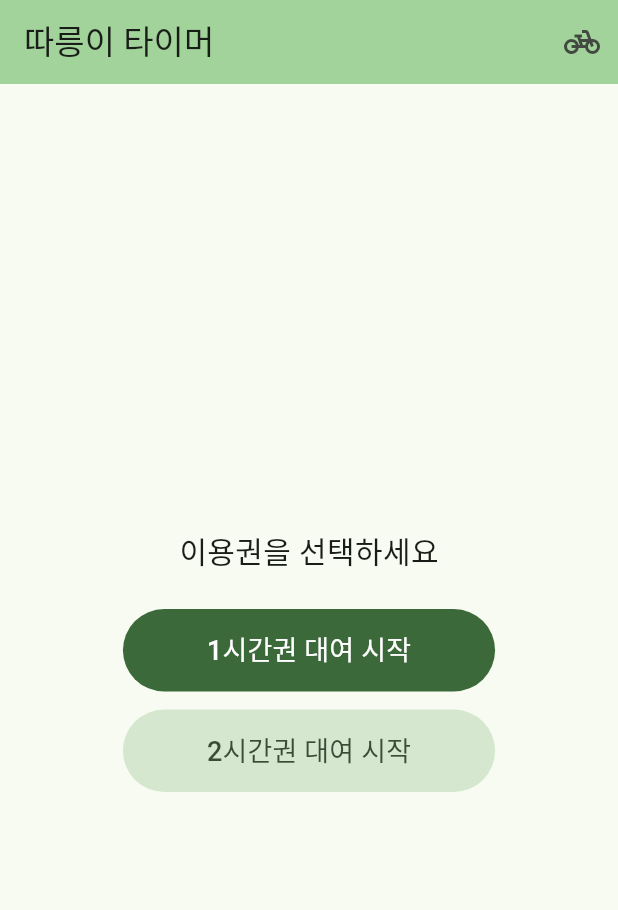
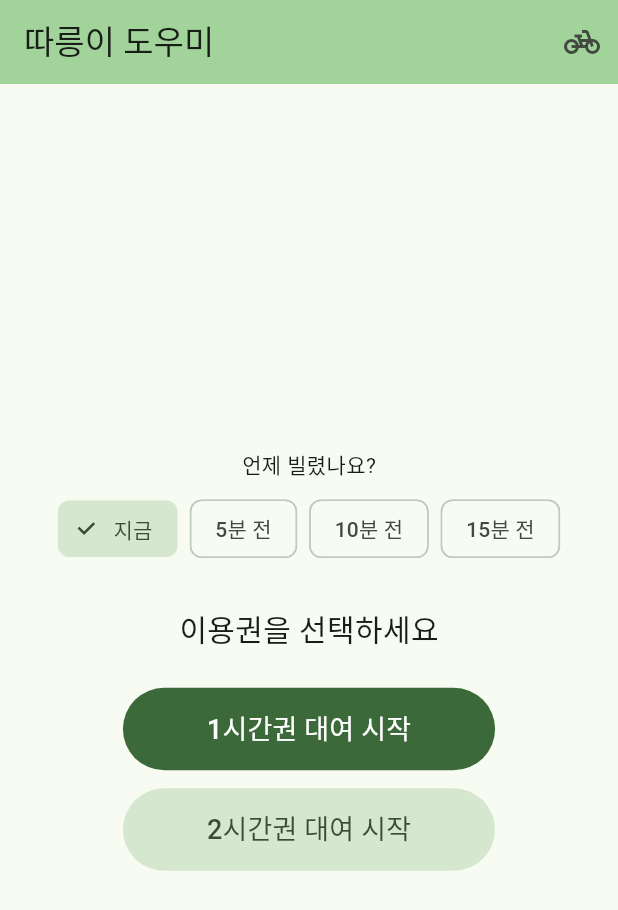
Before and after one commit to sooya8922/ttareungi, a Flutter app: the screen it shows after launch, after a tap on "1시간권 대여 시작", after a tap on "반납하기", on a phone screen of 412 x 824 dp. Shown: the top 910 px of the screen. Run offline on Flutter 3.47's test engine with Material 3 defaults, Android fonts, the phone set to English and light mode, and no system bars; our stand-ins replace flutter_local_notifications, flutter_map, geolocator, latlong2, shared_preferences, timezone.

Commit message:
feat: 지도 마커 개선(파랑+대수) · 네이버→카카오→구글 길찾기 · 대여시각 보정 · CI 릴리스
- 지도 마커: OSM 초록 지형에 묻히던 초록 아이콘 → 파랑 원형 + 자전거 대수 숫자, 0대는 회색
- '반납 가능' 필터에서는 빈 거치대 수를 주황으로 표시 + 범례 추가
- 길찾기: 네이버지도 → 카카오맵 → 구글맵 순 (AndroidManifest queries로 설치 감지)
- 타이머: '언제 빌렸나요?'(지금/5/10/15분 전) 대여 시각 소급 보정
- CI: push하면 APK/AAB 빌드 후 GitHub Release 자동 첨부 (고정 업로드키 서명)

```diff
--- a/lib/main.dart
+++ b/lib/main.dart
@@ -57,7 +57,7 @@
   @override
   Widget build(BuildContext context) {
     return MaterialApp(
-      title: '따릉이 타이머',
+      title: '따릉이 도우미',
       theme: ThemeData(
         colorScheme: ColorScheme.fromSeed(seedColor: Colors.green),
         useMaterial3: true,
@@ -79,6 +79,9 @@
   Duration _limit = Duration.zero;
   Timer? _ticker;
   Duration _remaining = Duration.zero;
+
+  // 자전거를 빌린 뒤 앱을 늦게 켜면 타이머가 그만큼 어긋난다. 대여 시각을 소급 보정.
+  int _startedAgoMin = 0;
 
   static const _kStart = 'start_ms';
   static const _kLimit = 'limit_sec';
@@ -112,15 +115,16 @@
   }
 
   Future<void> _startRental(Duration limit) async {
-    final now = DateTime.now();
-    final deadline = now.add(limit);
+    final start =
+        DateTime.now().subtract(Duration(minutes: _startedAgoMin));
+    final deadline = start.add(limit);
     setState(() {
-      _startTime = now;
+      _startTime = start;
       _limit = limit;
     });
 
     final prefs = await SharedPreferences.getInstance();
-    await prefs.setInt(_kStart, now.millisecondsSinceEpoch);
+    await prefs.setInt(_kStart, start.millisecondsSinceEpoch);
     await prefs.setInt(_kLimit, limit.inSeconds);
 
     await _notif.cancelAll();
@@ -141,6 +145,7 @@
     await prefs.remove(_kStart);
     await prefs.remove(_kLimit);
     await _notif.cancelAll();
+    setState(() => _startedAgoMin = 0);
   }
 
   @override
@@ -166,7 +171,7 @@
     return Scaffold(
       appBar: AppBar(
         backgroundColor: Theme.of(context).colorScheme.inversePrimary,
-        title: const Text('따릉이 타이머'),
+        title: const Text('따릉이 도우미'),
         actions: [
           IconButton(
             icon: const Icon(Icons.pedal_bike),
@@ -184,10 +189,45 @@
     );
   }
 
+  Widget _agoChips() {
+    Widget chip(int min, String label) => ChoiceChip(
+          label: Text(label),
+          selected: _startedAgoMin == min,
+          onSelected: (_) => setState(() => _startedAgoMin = min),
+        );
+
+    return Column(
+      children: [
+        const Text('언제 빌렸나요?', style: TextStyle(fontSize: 14)),
+        const SizedBox(height: 8),
+        Wrap(
+          spacing: 8,
+          alignment: WrapAlignment.center,
+          children: [
+            chip(0, '지금'),
+            chip(5, '5분 전'),
+            chip(10, '10분 전'),
+            chip(15, '15분 전'),
+          ],
+        ),
+        if (_startedAgoMin > 0)
+          Padding(
+            padding: const EdgeInsets.only(top: 8),
+            child: Text(
+              '대여 시각을 ${_clock(DateTime.now().subtract(Duration(minutes: _startedAgoMin)))}로 계산해요',
+              style: TextStyle(fontSize: 13, color: Colors.grey.shade700),
+            ),
+          ),
+      ],
+    );
+  }
+
   Widget _idleView() {
     return Column(
       mainAxisAlignment: MainAxisAlignment.center,
       children: [
+        _agoChips(),
+        const SizedBox(height: 28),
         const Text('이용권을 선택하세요', style: TextStyle(fontSize: 20)),
         const SizedBox(height: 24),
         FilledButton(
```
Also changed, not shown: lib/stations_page.dart (+96 -11 lines), 3 other files.
